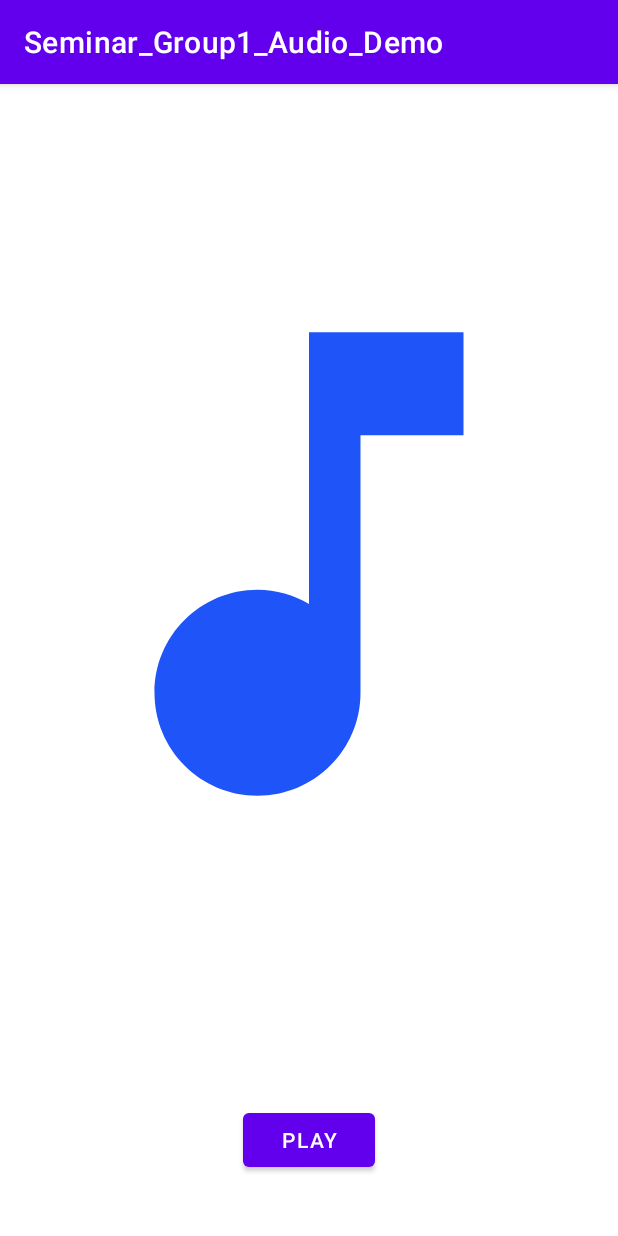
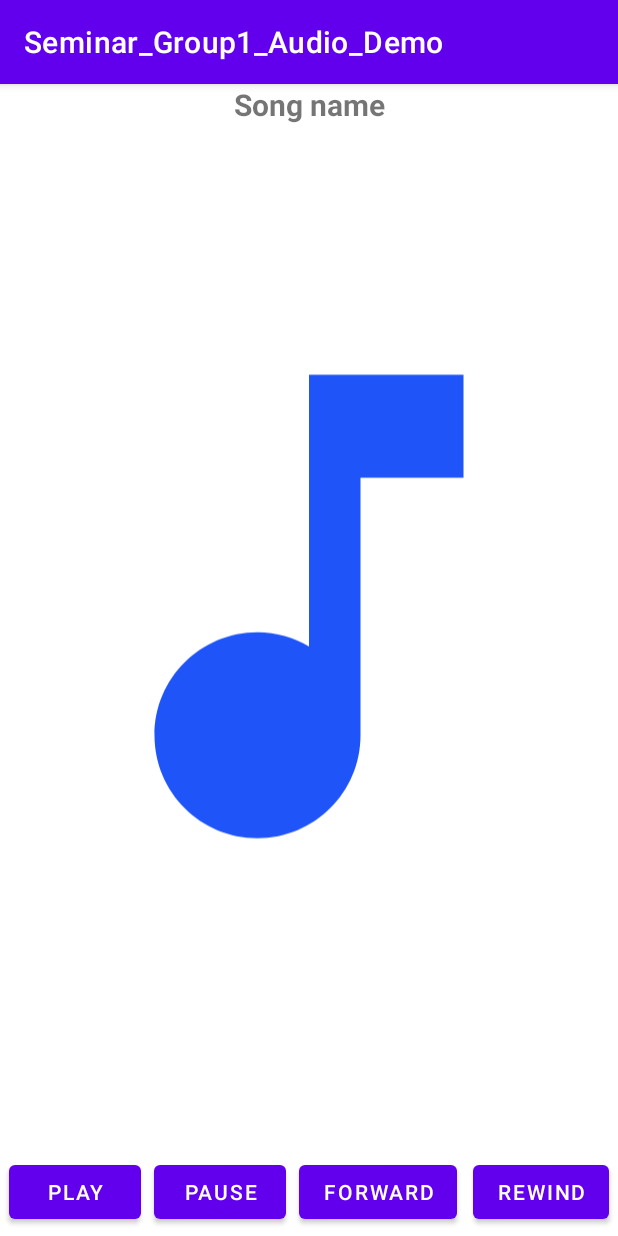
Before and after one commit to Doan-Pham/SE114_AudioDemo, an Android app: the screen it shows after launch (MainActivity), on a phone screen of 412 x 824 dp. Run offline under Robolectric (Android 15) with nearby library versions, the phone set to English and light mode, and no system bars.

Commit message:
Load audio from resource and play with MediaPlayer

```diff
--- a/app/src/main/res/layout/activity_main.xml
+++ b/app/src/main/res/layout/activity_main.xml
@@ -6,6 +6,17 @@
     android:layout_height="match_parent"
     tools:context=".MainActivity">
 
+    <TextView
+        android:id="@+id/song_name_textview"
+        android:layout_width="match_parent"
+        android:layout_height="wrap_content"
+        android:gravity="center"
+        android:text="Song name"
+        android:textSize="20dp"
+        android:textStyle="bold"
+        app:layout_constraintEnd_toEndOf="parent"
+        app:layout_constraintStart_toStartOf="parent"
+        app:layout_constraintTop_toTopOf="parent" />
 
     <ImageView
         android:id="@+id/music_note_imageview"
@@ -13,19 +24,76 @@
         android:layout_height="0dp"
         android:layout_marginBottom="40dp"
         android:src="@drawable/ic_baseline_music_note_24"
-        app:layout_constraintBottom_toTopOf="@id/play_button"
+        app:layout_constraintBottom_toTopOf="@id/buttons_container"
         app:layout_constraintLeft_toLeftOf="parent"
         app:layout_constraintRight_toRightOf="parent"
-        app:layout_constraintTop_toTopOf="parent" />
+        app:layout_constraintTop_toBottomOf="@+id/song_name_textview" />
+
+    <LinearLayout
+        android:id="@+id/buttons_container"
+        android:layout_width="match_parent"
+        android:layout_height="wrap_content"
+        android:gravity="center"
+        android:orientation="horizontal"
+        app:layout_constraintBottom_toBottomOf="parent"
+        app:layout_constraintEnd_toEndOf="parent"
+        app:layout_constraintHorizontal_bias="0.0"
+        app:layout_constraintStart_toStartOf="parent"
+        app:layout_constraintTop_toBottomOf="@id/music_note_imageview">
 
         <Button
             android:id="@+id/play_button"
             android:layout_width="wrap_content"
             android:layout_height="wrap_content"
-        android:layout_marginBottom="40dp"
+            android:layout_margin="5dp"
             android:text="Play"
             app:layout_constraintBottom_toBottomOf="parent"
             app:layout_constraintLeft_toLeftOf="parent"
+            app:layout_constraintRight_toLeftOf="@id/pause_button"
+            app:layout_constraintTop_toBottomOf="@id/music_note_imageview" />
+
+        <Button
+            android:id="@+id/pause_button"
+            android:layout_width="wrap_content"
+            android:layout_height="wrap_content"
+            android:layout_margin="3dp"
+            android:layout_marginBottom="40dp"
+            android:text="Pause"
+            app:layout_constraintBottom_toBottomOf="parent"
+            app:layout_constraintEnd_toEndOf="parent"
+            app:layout_constraintLeft_toLeftOf="parent"
             app:layout_constraintRight_toRightOf="parent"
+            app:layout_constraintStart_toStartOf="parent"
             app:layout_constraintTop_toBottomOf="@id/music_note_imageview" />
+
+        <Button
+            android:id="@+id/forward_button"
+            android:layout_width="wrap_content"
+            android:layout_height="wrap_content"
+            android:layout_margin="5dp"
+            android:layout_marginBottom="40dp"
+            android:text="Forward"
+            app:layout_constraintBottom_toBottomOf="parent"
+            app:layout_constraintEnd_toEndOf="parent"
+            app:layout_constraintLeft_toLeftOf="parent"
+            app:layout_constraintRight_toRightOf="parent"
+            app:layout_constraintStart_toStartOf="parent"
+            app:layout_constraintTop_toBottomOf="@id/music_note_imageview" />
+
+        <Button
+            android:id="@+id/rewind_button"
+            android:layout_width="wrap_content"
+            android:layout_height="wrap_content"
+            android:layout_margin="5dp"
+            android:layout_marginBottom="40dp"
+            android:text="Rewind"
+            app:layout_constraintBottom_toBottomOf="parent"
+            app:layout_constraintEnd_toEndOf="parent"
+            app:layout_constraintLeft_toLeftOf="parent"
+            app:layout_constraintRight_toRightOf="parent"
+            app:layout_constraintStart_toStartOf="parent"
+            app:layout_constraintTop_toBottomOf="@id/music_note_imageview" />
+    </LinearLayout>
+
+
 </androidx.constraintlayout.widget.ConstraintLayout>
```
Lines whose indentation alone changed are shown as unchanged.
